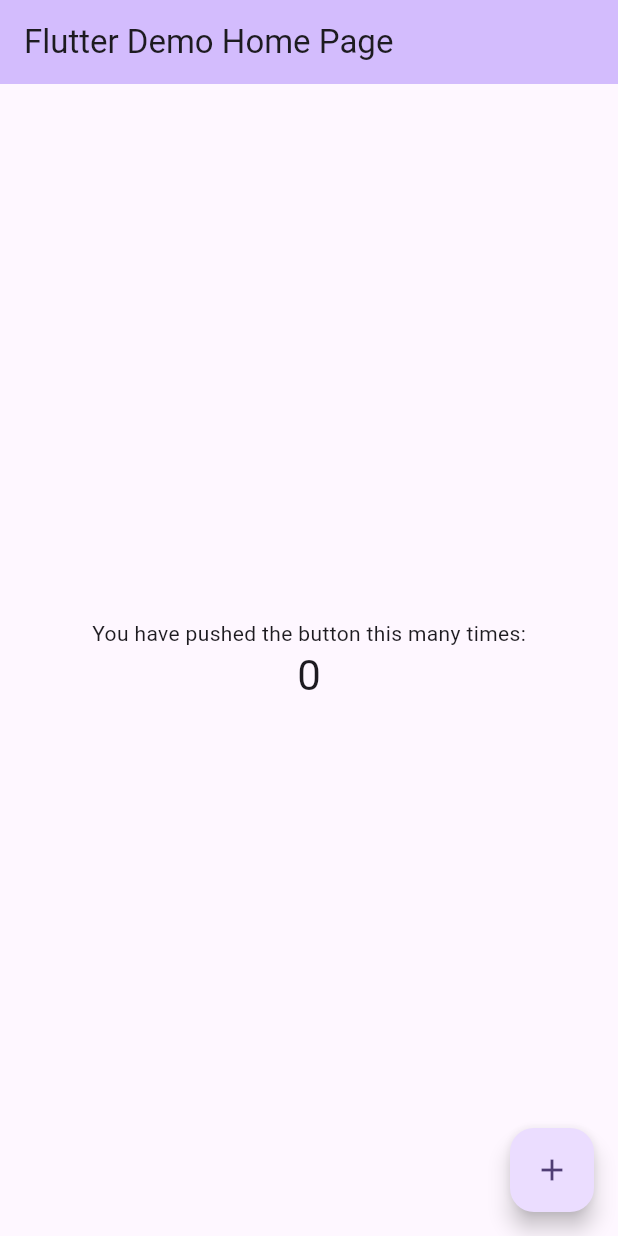
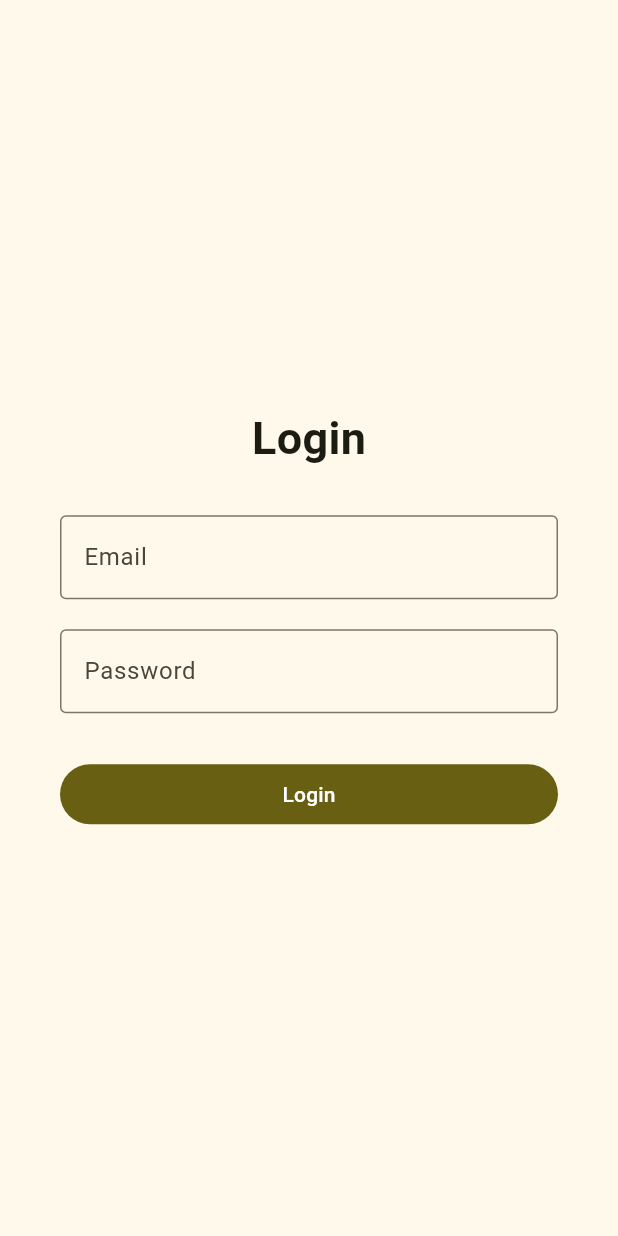
Before and after one commit to gab-25/todos_app, a Flutter app: the screen it shows after launch, on a phone screen of 412 x 824 dp. Run offline on Flutter 3.47's test engine with Material 3 defaults, Android fonts, the phone set to English and light mode, and no system bars; our stand-ins replace firebase_auth, firebase_core; missing offline and left inert: dart:ffi; accounts and stored records are empty; generated files the repository leaves out were written again.

Commit message:
add login

```diff
--- /dev/null
+++ b/lib/home_page.dart
@@ -0,0 +1,16 @@
+import 'package:energy_monitor_app/main.dart';
+import 'package:flutter/material.dart';
+
+class HomePage extends StatelessWidget {
+  const HomePage({super.key});
+
+  @override
+  Widget build(BuildContext context) {
+    return Scaffold(
+      appBar: AppBar(
+        backgroundColor: Theme.of(context).colorScheme.inversePrimary,
+        title: const Text(appTitle),
+      ),
+    );
+  }
+}
--- /dev/null
+++ b/lib/login_page.dart
@@ -0,0 +1,69 @@
+import 'dart:ffi';
+
+import 'package:energy_monitor_app/home_page.dart';
+import 'package:firebase_auth/firebase_auth.dart';
+import 'package:flutter/material.dart';
+
+class LoginPage extends StatelessWidget {
+  const LoginPage({super.key});
+
+  @override
+  Widget build(BuildContext context) {
+    return Scaffold(
+      body: Center(
+        child: Padding(
+          padding: const EdgeInsets.all(40),
+          child: Column(
+            mainAxisAlignment: MainAxisAlignment.center,
+            children: <Widget>[
+              const Text('Login',
+                  style: TextStyle(fontSize: 30, fontWeight: FontWeight.bold)),
+              const SizedBox(height: 30),
+              const TextField(
+                decoration: InputDecoration(
+                  border: OutlineInputBorder(),
+                  labelText: 'Email',
+                ),
+              ),
+              const SizedBox(height: 20),
+              const TextField(
+                decoration: InputDecoration(
+                  border: OutlineInputBorder(),
+                  labelText: 'Password',
+                ),
+              ),
+              const SizedBox(height: 30),
+              SizedBox(
+                width: double.infinity,
+                child: FilledButton(
+                  onPressed: () => onLoginHandler(
+                      context, "gabrielesorci.25@gmail.com", "password"),
+                  child: const Text('Login'),
+                ),
+              ),
+            ],
+          ),
+        ),
+      ),
+    );
+  }
+
+  onLoginHandler(BuildContext context, String email, String password) async {
+    try {
+      final credential = await FirebaseAuth.instance.signInWithEmailAndPassword(
+        email: email,
+        password: password,
+      );
+      if (credential.user != null && context.mounted) {
+        Navigator.of(context)
+            .pushReplacement(MaterialPageRoute(builder: (context) => const HomePage()));
+      }
+    } on FirebaseAuthException catch (e) {
+      if (e.code == 'user-not-found') {
+        print('No user found for that email.');
+      } else if (e.code == 'wrong-password') {
+        print('Wrong password provided for that user.');
+      }
+    }
+  }
+}
--- a/lib/main.dart
+++ b/lib/main.dart
@@ -1,6 +1,9 @@
+import 'package:energy_monitor_app/login_page.dart';
 import 'package:flutter/material.dart';
 import 'package:firebase_core/firebase_core.dart';
 import 'firebase_options.dart';
+
+const appTitle = "Energy Monitor";
 
 Future<void> main() async {
   WidgetsFlutterBinding.ensureInitialized();
@@ -17,115 +20,12 @@ class MyApp extends StatelessWidget {
   @override
   Widget build(BuildContext context) {
     return MaterialApp(
-      title: 'Flutter Demo',
+      title: appTitle,
       theme: ThemeData(
-        // This is the theme of your application.
-        //
-        // TRY THIS: Try running your application with "flutter run". You'll see
-        // the application has a purple toolbar. Then, without quitting the app,
-        // try changing the seedColor in the colorScheme below to Colors.green
-        // and then invoke "hot reload" (save your changes or press the "hot
-        // reload" button in a Flutter-supported IDE, or press "r" if you used
-        // the command line to start the app).
-        //
-        // Notice that the counter didn't reset back to zero; the application
-        // state is not lost during the reload. To reset the state, use hot
-        // restart instead.
-        //
-        // This works for code too, not just values: Most code changes can be
-        // tested with just a hot reload.
-        colorScheme: ColorScheme.fromSeed(seedColor: Colors.deepPurple),
+        colorScheme: ColorScheme.fromSeed(seedColor: Colors.yellow),
         useMaterial3: true,
       ),
-      home: const MyHomePage(title: 'Flutter Demo Home Page'),
+      home: const LoginPage(),
     );
   }
 }
-
-class MyHomePage extends StatefulWidget {
-  const MyHomePage({super.key, required this.title});
-
-  // This widget is the home page of your application. It is stateful, meaning
-  // that it has a State object (defined below) that contains fields that affect
-  // how it looks.
-
-  // This class is the configuration for the state. It holds the values (in this
-  // case the title) provided by the parent (in this case the App widget) and
-  // used by the build method of the State. Fields in a Widget subclass are
-  // always marked "final".
-
-  final String title;
-
-  @override
-  State<MyHomePage> createState() => _MyHomePageState();
-}
-
-class _MyHomePageState extends State<MyHomePage> {
-  int _counter = 0;
-
-  void _incrementCounter() {
-    setState(() {
-      // This call to setState tells the Flutter framework that something has
-      // changed in this State, which causes it to rerun the build method below
-      // so that the display can reflect the updated values. If we changed
-      // _counter without calling setState(), then the build method would not be
-      // called again, and so nothing would appear to happen.
-      _counter++;
-    });
-  }
-
-  @override
-  Widget build(BuildContext context) {
-    // This method is rerun every time setState is called, for instance as done
-    // by the _incrementCounter method above.
-    //
-    // The Flutter framework has been optimized to make rerunning build methods
-    // fast, so that you can just rebuild anything that needs updating rather
-    // than having to individually change instances of widgets.
-    return Scaffold(
-      appBar: AppBar(
-        // TRY THIS: Try changing the color here to a specific color (to
-        // Colors.amber, perhaps?) and trigger a hot reload to see the AppBar
-        // change color while the other colors stay the same.
-        backgroundColor: Theme.of(context).colorScheme.inversePrimary,
-        // Here we take the value from the MyHomePage object that was created by
-        // the App.build method, and use it to set our appbar title.
-        title: Text(widget.title),
-      ),
-      body: Center(
-        // Center is a layout widget. It takes a single child and positions it
-        // in the middle of the parent.
-        child: Column(
-          // Column is also a layout widget. It takes a list of children and
-          // arranges them vertically. By default, it sizes itself to fit its
-          // children horizontally, and tries to be as tall as its parent.
-          //
-          // Column has various properties to control how it sizes itself and
-          // how it positions its children. Here we use mainAxisAlignment to
-          // center the children vertically; the main axis here is the vertical
-          // axis because Columns are vertical (the cross axis would be
-          // horizontal).
-          //
-          // TRY THIS: Invoke "debug painting" (choose the "Toggle Debug Paint"
-          // action in the IDE, or press "p" in the console), to see the
-          // wireframe for each widget.
-          mainAxisAlignment: MainAxisAlignment.center,
-          children: <Widget>[
-            const Text(
-              'You have pushed the button this many times:',
-            ),
-            Text(
-              '$_counter',
-              style: Theme.of(context).textTheme.headlineMedium,
-            ),
-          ],
-        ),
-      ),
-      floatingActionButton: FloatingActionButton(
-        onPressed: _incrementCounter,
-        tooltip: 'Increment',
-        child: const Icon(Icons.add),
-      ), // This trailing comma makes auto-formatting nicer for build methods.
-    );
-  }
-}
--- a/pubspec.yaml
+++ b/pubspec.yaml
@@ -36,6 +36,7 @@ dependencies:
   # Use with the CupertinoIcons class for iOS style icons.
   cupertino_icons: ^1.0.8
   firebase_core: ^3.12.0
+  firebase_auth: ^5.5.0
 
 dev_dependencies:
   flutter_test:
```
